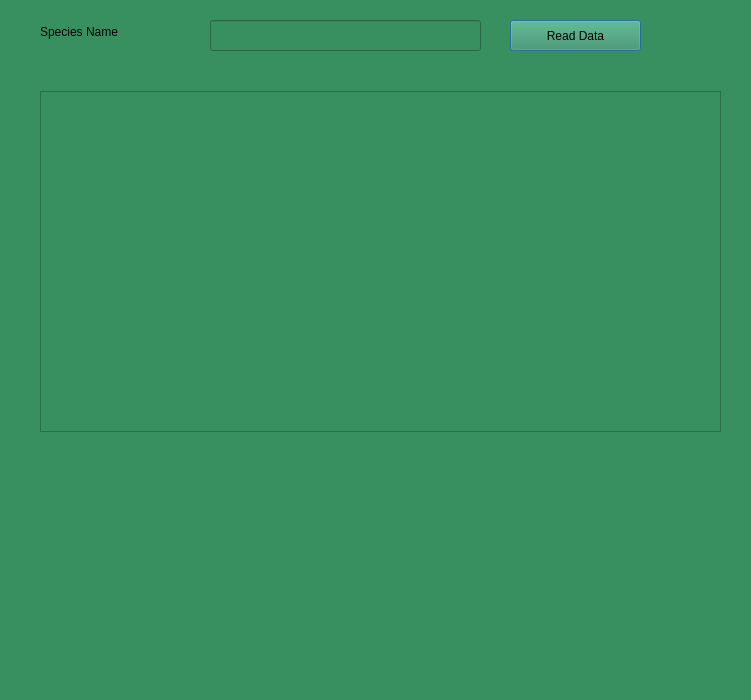
Before: the Qt Designer form species.ui in Rabsoninnora/RoseGardenPlantCareSystem, drawn with Qt 5.
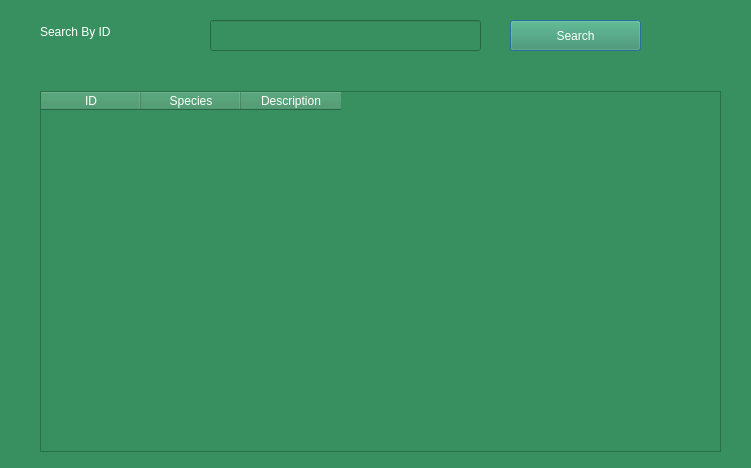
After: the same form once the commit is applied.

Patch:
```diff
--- a/species.ui
+++ b/species.ui
@@ -7,7 +7,7 @@
     <x>0</x>
     <y>0</y>
     <width>751</width>
-    <height>700</height>
+    <height>468</height>
    </rect>
   </property>
   <property name="windowTitle">
@@ -25,8 +25,12 @@
      <height>31</height>
     </rect>
    </property>
+   <property name="styleSheet">
+    <string notr="true">color: rgb(255, 255, 255);
+font: 500 12pt &quot;Ubuntu&quot;;</string>
+   </property>
    <property name="text">
-    <string>Read Data</string>
+    <string>Search</string>
    </property>
   </widget>
   <widget class="QLineEdit" name="txtSpeciesName">
@@ -48,8 +52,12 @@
      <height>31</height>
     </rect>
    </property>
+   <property name="styleSheet">
+    <string notr="true">color: rgb(255, 255, 255);
+font: 500 12pt &quot;Ubuntu&quot;;</string>
+   </property>
    <property name="text">
-    <string>Species Name</string>
+    <string>Search By ID</string>
    </property>
   </widget>
   <widget class="QTableWidget" name="tableWidget">
@@ -58,9 +66,28 @@
      <x>40</x>
      <y>91</y>
      <width>681</width>
-     <height>341</height>
+     <height>361</height>
     </rect>
    </property>
+   <property name="styleSheet">
+    <string notr="true">color: rgb(255, 255, 255);
+font: 12pt &quot;Ubuntu&quot;;</string>
+   </property>
+   <column>
+    <property name="text">
+     <string>ID</string>
+    </property>
+   </column>
+   <column>
+    <property name="text">
+     <string>Species</string>
+    </property>
+   </column>
+   <column>
+    <property name="text">
+     <string>Description</string>
+    </property>
+   </column>
   </widget>
  </widget>
  <resources/>
```
Left out of the diff: 5 changed lines with no effect on the pictures.
